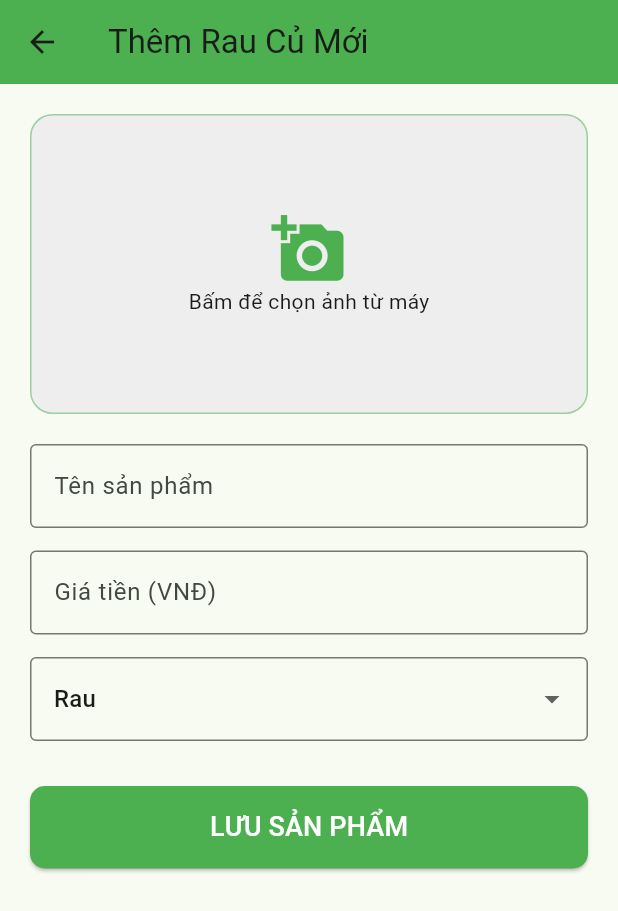
After one commit to tngan180705/quan_ly_san_pham, a Flutter app: the AddVegetable screen opened directly, on a phone screen of 412 x 824 dp. The commit adds this screen. Shown: the top 911 px of the screen. Run offline on Flutter 3.47's test engine with Material 3 defaults, Android fonts, the phone set to English and light mode, and no system bars; our stand-ins replace cloud_firestore, firebase_core, image_picker; accounts and stored records are empty; network calls fail.

Commit message:
Feat: Chuyển sang lưu ảnh Base64, thêm bộ lọc và tự động tăng ID

```diff
--- /dev/null
+++ b/lib/ui/add_vegetable.dart
@@ -0,0 +1,173 @@
+import 'dart:convert'; // Cần thiết để mã hóa Base64
+import 'dart:io';
+import 'package:flutter/material.dart';
+import 'package:cloud_firestore/cloud_firestore.dart';
+import 'package:image_picker/image_picker.dart';
+
+class AddVegetable extends StatefulWidget {
+  const AddVegetable({super.key});
+
+  @override
+  _AddVegetableState createState() => _AddVegetableState();
+}
+
+class _AddVegetableState extends State<AddVegetable> {
+  final _formKey = GlobalKey<FormState>();
+  final _tenController = TextEditingController();
+  final _giaController = TextEditingController();
+  String _loaiSelected = "Rau";
+
+  XFile? _imageFile;
+  String _base64Image = ""; // Biến lưu chuỗi ảnh
+  bool _isUploading = false;
+
+  // Hàm chọn ảnh và chuyển sang Base64
+  Future<void> _pickImage() async {
+    final picker = ImagePicker();
+    final pickedFile = await picker.pickImage(
+      source: ImageSource.gallery,
+      imageQuality: 50, // Giảm chất lượng xuống 50% để chuỗi không quá dài
+    );
+
+    if (pickedFile != null) {
+      final bytes = await pickedFile.readAsBytes();
+      setState(() {
+        _imageFile = pickedFile;
+        _base64Image = base64Encode(bytes); // Chuyển ảnh thành chuỗi chữ
+      });
+    }
+  }
+
+  Future<void> _saveProduct() async {
+    if (!_formKey.currentState!.validate() || _base64Image.isEmpty) {
+      ScaffoldMessenger.of(context).showSnackBar(
+        const SnackBar(
+          content: Text("Vui lòng chọn ảnh và điền đủ thông tin!"),
+        ),
+      );
+      return;
+    }
+
+    setState(() => _isUploading = true);
+
+    try {
+      // Lấy danh sách để tính toán ID tự động tăng
+      QuerySnapshot snapshot = await FirebaseFirestore.instance
+          .collection('vegetables')
+          .get();
+      int nextId = snapshot.docs.length + 1;
+
+      await FirebaseFirestore.instance.collection('vegetables').add({
+        'idsanpham': nextId, // ID tự động tăng
+        'tensp': _tenController.text.trim(),
+        'gia': int.parse(_giaController.text.trim()),
+        'loaisp': _loaiSelected,
+        'hinhanh': _base64Image,
+        'createdAt': FieldValue.serverTimestamp(),
+      });
+
+      if (mounted) Navigator.pop(context);
+    } catch (e) {
+      print("Lỗi: $e");
+    } finally {
+      if (mounted) setState(() => _isUploading = false);
+    }
+  }
+
+  @override
+  Widget build(BuildContext context) {
+    return Scaffold(
+      appBar: AppBar(
+        title: const Text("Thêm Rau Củ Mới"),
+        backgroundColor: Colors.green,
+      ),
+      body: SingleChildScrollView(
+        padding: const EdgeInsets.all(20),
+        child: Form(
+          key: _formKey,
+          child: Column(
+            children: [
+              // Khu vực chọn ảnh
+              GestureDetector(
+                onTap: _pickImage,
+                child: Container(
+                  height: 200,
+                  width: double.infinity,
+                  decoration: BoxDecoration(
+                    color: Colors.grey[200],
+                    borderRadius: BorderRadius.circular(15),
+                    border: Border.all(color: Colors.green.withOpacity(0.5)),
+                  ),
+                  child: _imageFile == null
+                      ? const Column(
+                          mainAxisAlignment: MainAxisAlignment.center,
+                          children: [
+                            Icon(
+                              Icons.add_a_photo,
+                              size: 50,
+                              color: Colors.green,
+                            ),
+                            Text("Bấm để chọn ảnh từ máy"),
+                          ],
+                        )
+                      : ClipRRect(
+                          borderRadius: BorderRadius.circular(15),
+                          child: Image.file(
+                            File(_imageFile!.path),
+                            fit: BoxFit.cover,
+                          ),
+                        ),
+                ),
+              ),
+              const SizedBox(height: 20),
+              TextFormField(
+                controller: _tenController,
+                decoration: const InputDecoration(
+                  labelText: "Tên sản phẩm",
+                  border: OutlineInputBorder(),
+                ),
+                validator: (v) => v!.isEmpty ? "Nhập tên sản phẩm" : null,
+              ),
+              const SizedBox(height: 15),
+              TextFormField(
+                controller: _giaController,
+                decoration: const InputDecoration(
+                  labelText: "Giá tiền (VNĐ)",
+                  border: OutlineInputBorder(),
+                ),
+                keyboardType: TextInputType.number,
+                validator: (v) => v!.isEmpty ? "Nhập giá tiền" : null,
+              ),
+              const SizedBox(height: 15),
+              DropdownButtonFormField<String>(
+                value: _loaiSelected,
+                decoration: const InputDecoration(border: OutlineInputBorder()),
+                items: ["Rau", "Củ", "Nấm"]
+                    .map((l) => DropdownMenuItem(value: l, child: Text(l)))
+                    .toList(),
+                onChanged: (v) => setState(() => _loaiSelected = v!),
+              ),
+              const SizedBox(height: 30),
+              _isUploading
+                  ? const CircularProgressIndicator()
+                  : ElevatedButton(
+                      onPressed: _saveProduct,
+                      style: ElevatedButton.styleFrom(
+                        backgroundColor: Colors.green,
+                        minimumSize: const Size(double.infinity, 55),
+                        shape: RoundedRectangleBorder(
+                          borderRadius: BorderRadius.circular(10),
+                        ),
+                      ),
+                      child: const Text(
+                        "LƯU SẢN PHẨM",
+                        style: TextStyle(color: Colors.white, fontSize: 18),
+                      ),
+                    ),
+            ],
+          ),
+        ),
+      ),
+    );
+  }
+}
```
Also changed, not shown: lib/ui/login.dart (+10 -0 lines), lib/ui/vegetable_list.dart (added, +261 -0 lines), 1 other file.
